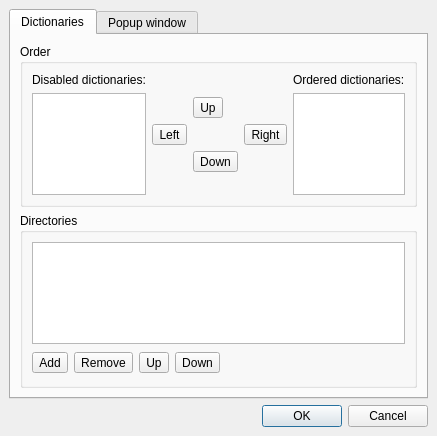
Old version of the form ui/settingsdialog.ui in the repository qstardict/qstardict.
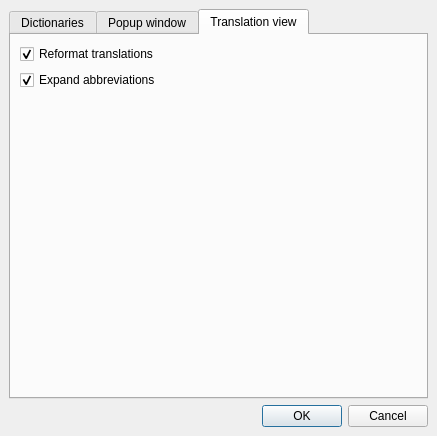
New version of the form. The open tabs and pages were chosen to show the change. Icons and pictures are not drawn.

Commit message: Improve translation reformater, add items "Reformat translations" and "Expand abbreviations" to settings dialog

The edit to the form file:
```diff
--- a/ui/settingsdialog.ui
+++ b/ui/settingsdialog.ui
@@ -385,6 +385,52 @@
        </item>
       </layout>
      </widget>
+     <widget class="QWidget" name="tabTranslationView" >
+      <attribute name="title" >
+       <string>Translation view</string>
+      </attribute>
+      <layout class="QGridLayout" >
+       <property name="margin" >
+        <number>9</number>
+       </property>
+       <property name="spacing" >
+        <number>6</number>
+       </property>
+       <item row="2" column="0" >
+        <spacer>
+         <property name="orientation" >
+          <enum>Qt::Vertical</enum>
+         </property>
+         <property name="sizeHint" >
+          <size>
+           <width>20</width>
+           <height>241</height>
+          </size>
+         </property>
+        </spacer>
+       </item>
+       <item row="0" column="0" >
+        <widget class="QCheckBox" name="reformatTranslationsBox" >
+         <property name="text" >
+          <string>Reformat translations</string>
+         </property>
+         <property name="checked" >
+          <bool>true</bool>
+         </property>
+        </widget>
+       </item>
+       <item row="1" column="0" >
+        <widget class="QCheckBox" name="expandAbbreviationsBox" >
+         <property name="text" >
+          <string>Expand abbreviations</string>
+         </property>
+         <property name="checked" >
+          <bool>true</bool>
+         </property>
+        </widget>
+       </item>
+      </layout>
+     </widget>
     </widget>
    </item>
    <item row="1" column="0" >
```
The commit also changes 6 other files.
